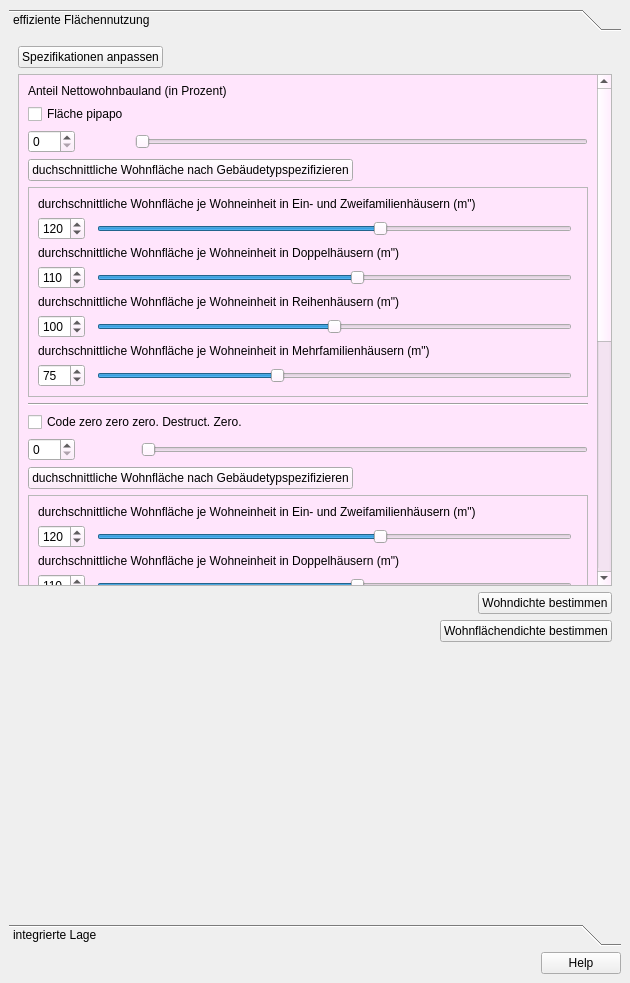
This is projektcheck/ProjektCheck_dockwidget_analysis_05-Fl.ui in projektcheck/ProjektCheck-QGIS as Qt 5 draws it before an edit. The edited form follows.
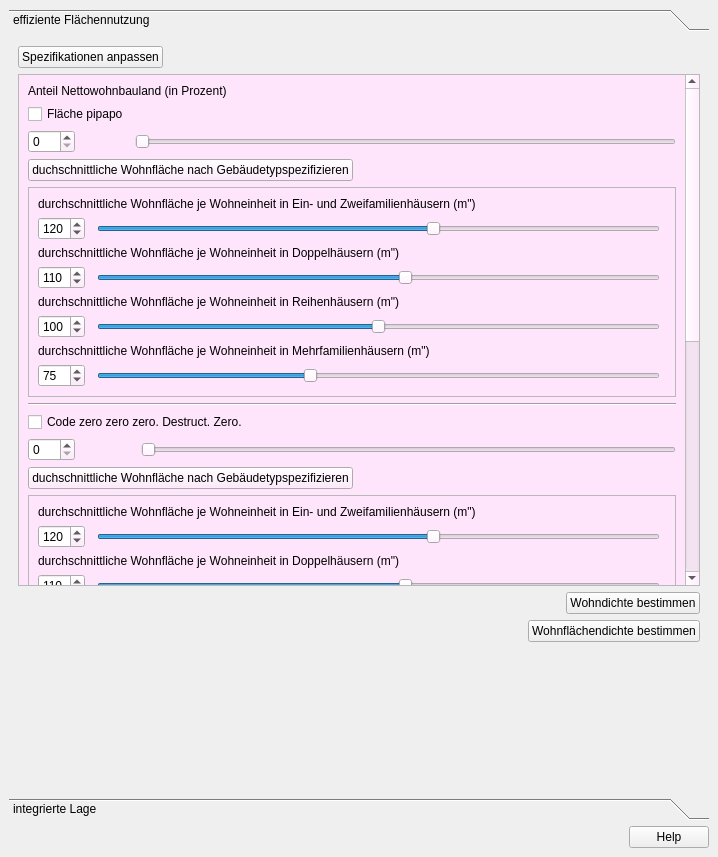
This is the edited form. The open tabs and pages were chosen to show the change. Icons and pictures are not drawn.

Diff of the .ui file:
```diff
--- a/projektcheck/ProjektCheck_dockwidget_analysis_05-Fl.ui
+++ b/projektcheck/ProjektCheck_dockwidget_analysis_05-Fl.ui
@@ -6,8 +6,8 @@
    <rect>
     <x>0</x>
     <y>0</y>
-    <width>630</width>
-    <height>983</height>
+    <width>718</width>
+    <height>857</height>
    </rect>
   </property>
   <property name="windowTitle">
@@ -25,8 +25,8 @@
         <rect>
          <x>0</x>
          <y>0</y>
-         <width>612</width>
-         <height>860</height>
+         <width>700</width>
+         <height>734</height>
         </rect>
        </property>
        <attribute name="label">
@@ -139,8 +139,8 @@
            <property name="geometry">
             <rect>
              <x>0</x>
-             <y>-433</y>
-             <width>575</width>
+             <y>0</y>
+             <width>663</width>
              <height>949</height>
             </rect>
            </property>
@@ -360,7 +360,7 @@
                 <rect>
                  <x>0</x>
                  <y>0</y>
-                 <width>555</width>
+                 <width>643</width>
                  <height>200</height>
                 </rect>
                </property>
@@ -594,7 +594,7 @@
                 <rect>
                  <x>0</x>
                  <y>0</y>
-                 <width>555</width>
+                 <width>643</width>
                  <height>200</height>
                 </rect>
                </property>
```
Left out of the diff: 6 changed lines with no effect on the pictures.
